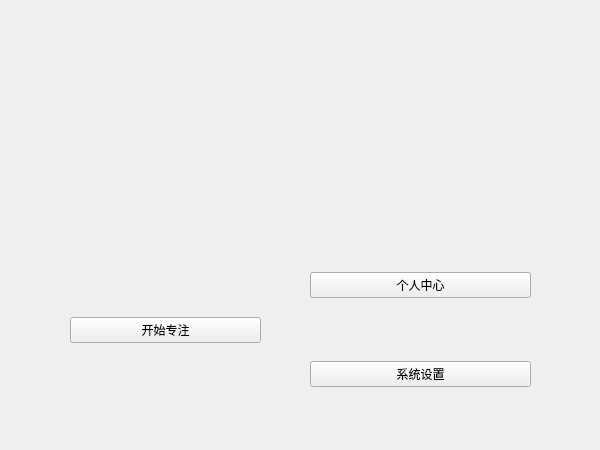
First picture: the form in mainmenu.ui, repository Flyame-debug/Tomato, before the edit.
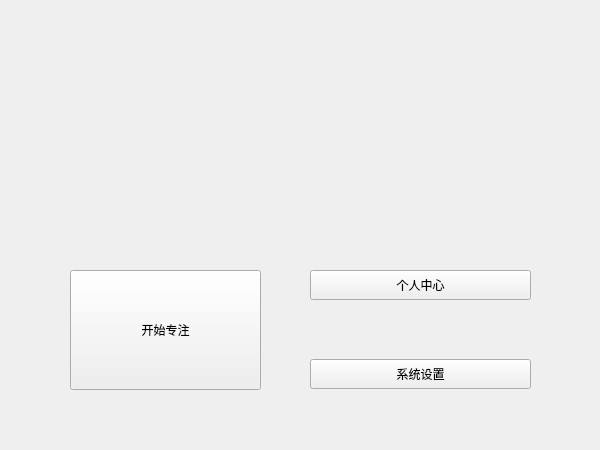
Second picture: the form after the edit. Icons and pictures are not drawn.

```diff
--- a/mainmenu.ui
+++ b/mainmenu.ui
@@ -30,8 +30,8 @@
     <rect>
      <x>70</x>
      <y>30</y>
-     <width>461</width>
-     <height>181</height>
+     <width>460</width>
+     <height>180</height>
     </rect>
    </property>
   </widget>
@@ -47,6 +47,12 @@
    <layout class="QVBoxLayout" name="verticalLayout">
     <item>
      <widget class="QPushButton" name="start">
+      <property name="minimumSize">
+       <size>
+        <width>0</width>
+        <height>120</height>
+       </size>
+      </property>
       <property name="text">
        <string>开始专注</string>
       </property>
@@ -66,6 +72,12 @@
    <layout class="QVBoxLayout" name="verticalLayout_2">
     <item>
      <widget class="QPushButton" name="center">
+      <property name="minimumSize">
+       <size>
+        <width>0</width>
+        <height>30</height>
+       </size>
+      </property>
       <property name="text">
        <string>个人中心</string>
       </property>
@@ -85,6 +97,12 @@
    <layout class="QVBoxLayout" name="verticalLayout_3">
     <item>
      <widget class="QPushButton" name="settings">
+      <property name="minimumSize">
+       <size>
+        <width>0</width>
+        <height>30</height>
+       </size>
+      </property>
       <property name="text">
        <string>系统设置</string>
       </property>
```
Left out of the diff: 20 changed lines with no effect on the pictures.
